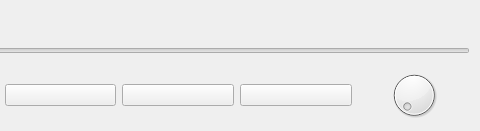
First picture: the form in MediaPlayer_v2/controllerwidget.ui, repository NullBrainer/AmishMediaPlayer, before the edit; both pictures show x 241 to 721 and y 0 to 131 of the 721 by 131 pixel window.
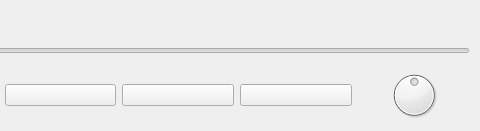
Second picture: the form after the edit.

Diff of the .ui file:
```diff
--- a/MediaPlayer_v2/controllerwidget.ui
+++ b/MediaPlayer_v2/controllerwidget.ui
@@ -59,7 +59,11 @@
      </widget>
     </item>
     <item>
-     <widget class="QDial" name="volumeDial"/>
+     <widget class="QDial" name="volumeDial">
+      <property name="value">
+       <number>50</number>
+      </property>
+     </widget>
     </item>
    </layout>
   </widget>
```
